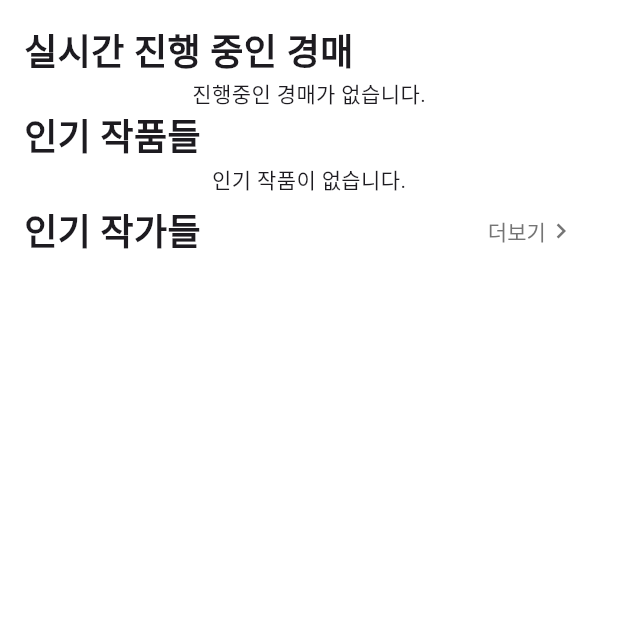
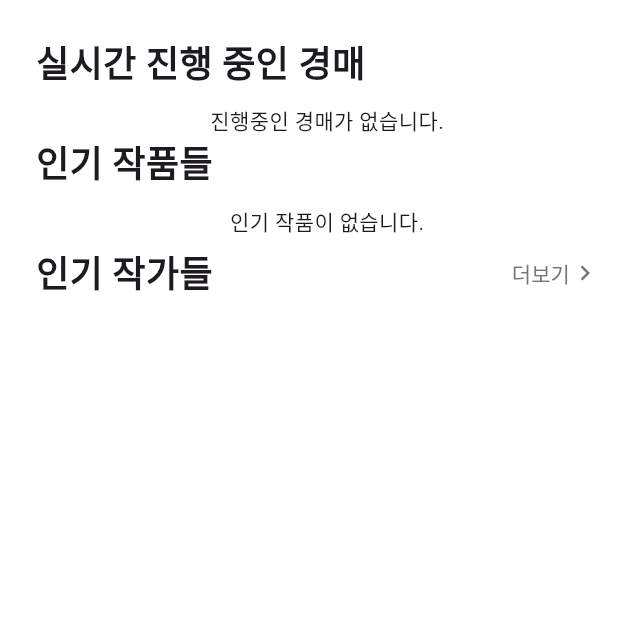
Before and after one commit to APP-iOS7/HiddenGems, a Flutter app: the MainScreen screen opened directly, on a phone screen of 412 x 824 dp, the top half of it. Run offline on Flutter 3.47's test engine with Material 3 defaults, Android fonts, the phone set to English and light mode, and no system bars; our stand-ins replace cloud_firestore, firebase_auth, firebase_core, firebase_storage, google_sign_in, image_picker; missing offline and left inert: kakao_flutter_sdk_user; accounts and stored records are empty; network calls fail.

Commit message:
인기 작품들 크기 수정, 메인화면 패딩 수정

```diff
--- a/lib/screens/home_screen.dart
+++ b/lib/screens/home_screen.dart
@@ -11,7 +11,7 @@ class MainScreen extends StatelessWidget {
   Widget build(BuildContext context) {
     return Scaffold(
       body: Padding(
-        padding: const EdgeInsets.all(16.0),
+        padding: const EdgeInsets.fromLTRB(24, 24, 0, 0),
         child: Column(
           crossAxisAlignment: CrossAxisAlignment.start,
           children: [
@@ -19,11 +19,13 @@ class MainScreen extends StatelessWidget {
               '실시간 진행 중인 경매',
               style: TextStyle(fontWeight: FontWeight.bold, fontSize: 24),
             ),
+            SizedBox(height: 10),
             ProgressAuctions(),
             Text(
               '인기 작품들',
               style: TextStyle(fontWeight: FontWeight.bold, fontSize: 24),
             ),
+            SizedBox(height: 10),
             PopularWorks(),
             Row(
               children: [
@@ -57,6 +59,7 @@ class MainScreen extends StatelessWidget {
                     ))
               ],
             ),
+            SizedBox(height: 10),
             PopularArtist()
           ],
         ),
--- a/lib/widgets/popular_works.dart
+++ b/lib/widgets/popular_works.dart
@@ -28,7 +28,7 @@ class PopularWorks extends StatelessWidget {
         final works = snapshot.data!;
 
         return SizedBox(
-          height: 160,
+          height: 200,
           child: ListView.separated(
             separatorBuilder: (BuildContext context, int index) =>
                 const SizedBox(width: 10),
@@ -50,11 +50,11 @@ class PopularWorks extends StatelessWidget {
                     left: index == 0 ? 0.0 : 0.0,
                   ),
                   child: SizedBox(
-                    width: 150,
+                    width: 200,
                     child: Column(
                       children: [
                         SizedBox(
-                          height: 90,
+                          height: 120,
                           child: Card(
                             child: Container(
                               decoration: BoxDecoration(boxShadow: [
```
